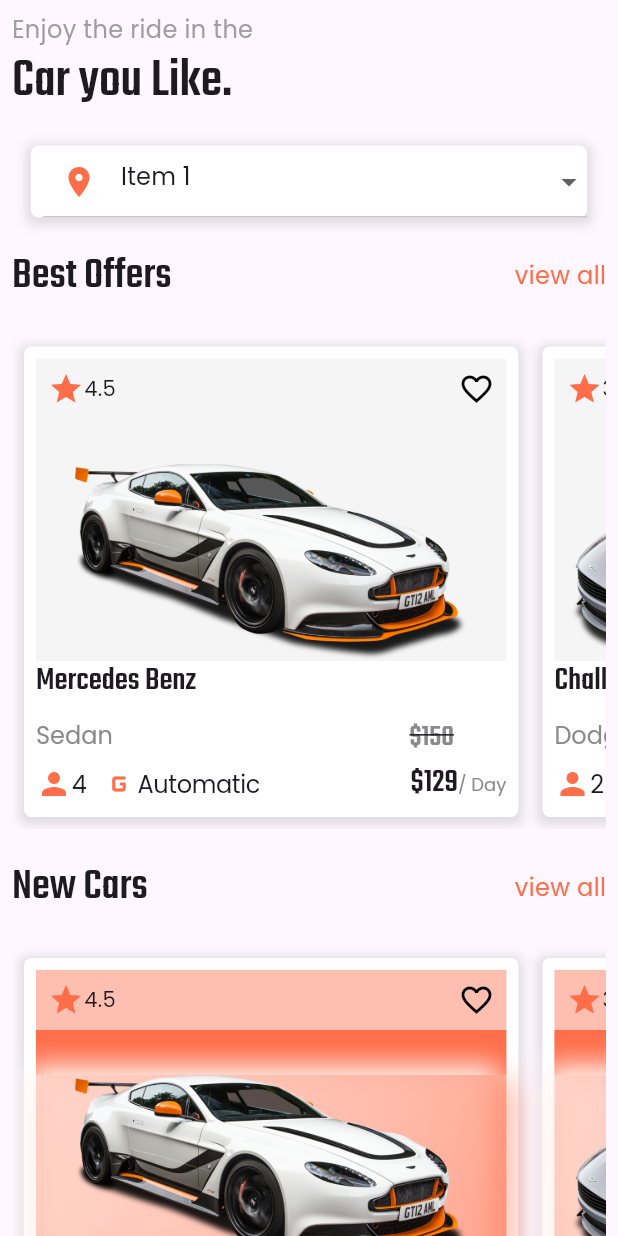
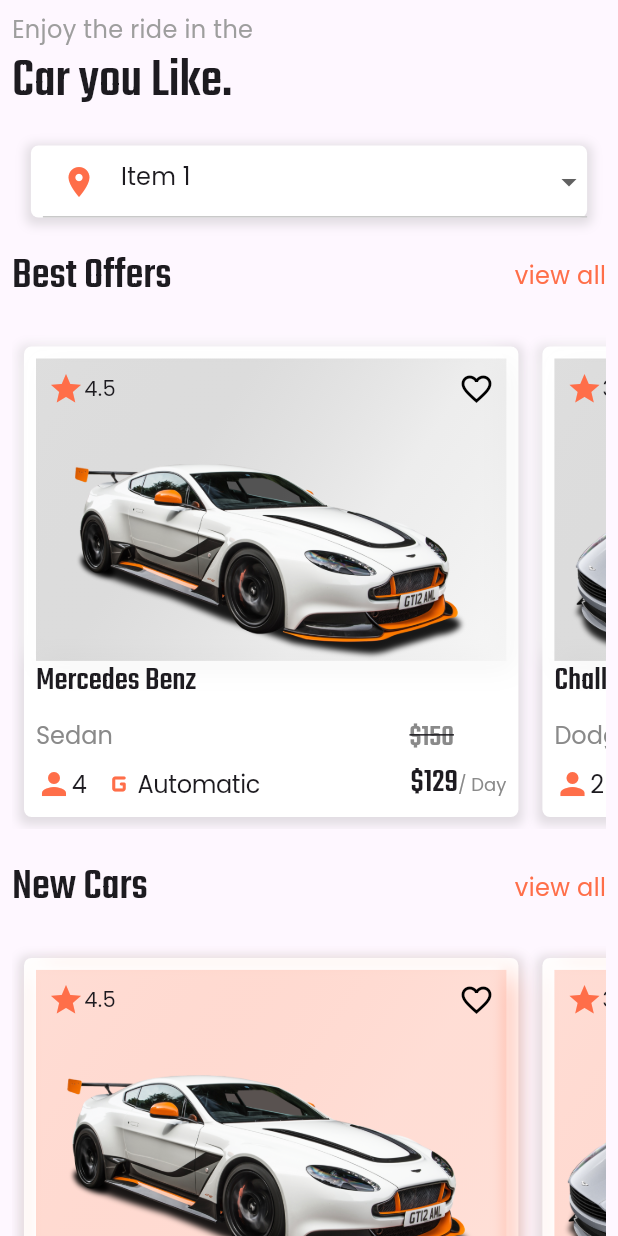
Before and after one commit to ahmedos999/car_rental, a Flutter app: the screen it shows after launch, on a phone screen of 412 x 824 dp. Run offline on Flutter 3.47's test engine with Material 2 defaults, Android fonts, the phone set to English and light mode, and no system bars.

```diff
--- a/lib/presentation/Screens/home_page.dart
+++ b/lib/presentation/Screens/home_page.dart
@@ -184,7 +184,6 @@ class _HomePageState extends State<HomePage> {
                             discontedCars[index].rating,
                             discontedCars[index].name,
                             discontedCars[index].brand,
-                            discontedCars[index].disconted,
                             discontedCars[index].seats,
                             discontedCars[index].gear,
                             discontedCars[index].price);
--- a/lib/presentation/components/home_page_components.dart
+++ b/lib/presentation/components/home_page_components.dart
@@ -37,9 +37,38 @@ Widget carShow(BuildContext context, String img, String rating, String name,
         child: Column(
           crossAxisAlignment: CrossAxisAlignment.start,
           children: [
-            Container(
-              color: Theme.of(context).colorScheme.tertiary,
-              child: Padding(
+            Expanded(
+              child: Container(
+                decoration: const BoxDecoration(
+                  boxShadow: [
+                    BoxShadow(
+                      color: Color.fromARGB(159, 240, 240, 240),
+                      spreadRadius: 1,
+                      blurRadius: 15,
+                      offset: Offset(5, 5),
+                    ),
+                    BoxShadow(
+                        color: Colors.white,
+                        offset: Offset(-5, -5),
+                        blurRadius: 10,
+                        spreadRadius: 1),
+                  ],
+                  gradient: LinearGradient(
+                    begin: Alignment.topLeft,
+                    end: Alignment.bottomRight,
+                    colors: [
+                      Color.fromARGB(70, 134, 134, 134),
+                      Color.fromARGB(94, 160, 160, 160),
+                      Color.fromARGB(119, 216, 216, 216),
+                      Color.fromARGB(159, 242, 242, 242),
+                    ],
+                  ),
+                ),
+                // width: MediaQuery.sizeOf(context).width,
+                // height: MediaQuery.sizeOf(context).height / 5,
+                child: Column(
+                  children: [
+                    Padding(
                       padding: const EdgeInsets.all(8.0),
                       child: Row(
                         mainAxisAlignment: MainAxisAlignment.spaceBetween,
@@ -64,15 +93,14 @@ Widget carShow(BuildContext context, String img, String rating, String name,
                         ],
                       ),
                     ),
-            ),
                     Container(
-              color: Theme.of(context).colorScheme.tertiary,
                       height: 30,
                     ),
-            Expanded(
-                child: Container(
-                    color: Theme.of(context).colorScheme.tertiary,
-                    child: Center(child: Image.asset(img)))),
+                    Expanded(child: Center(child: Image.asset(img)))
+                  ],
+                ),
+              ),
+            ),
             Text(
               name,
               style: Theme.of(context)
@@ -170,7 +198,7 @@ Widget carShow(BuildContext context, String img, String rating, String name,
 }
 
 Widget carShow2(BuildContext context, String img, String rating, String name,
-    String brand, String disconted, String seats, String gear, String price) {
+    String brand, String seats, String gear, String price) {
   return Padding(
     padding: const EdgeInsets.all(8.0),
     child: Container(
@@ -189,9 +217,38 @@ Widget carShow2(BuildContext context, String img, String rating, String name,
         child: Column(
           crossAxisAlignment: CrossAxisAlignment.start,
           children: [
-            Container(
-              color: Color.fromARGB(111, 255, 109, 73),
-              child: Padding(
+            Expanded(
+              child: Container(
+                decoration: const BoxDecoration(
+                  boxShadow: [
+                    BoxShadow(
+                      color: Color.fromARGB(159, 255, 155, 130),
+                      spreadRadius: 1,
+                      blurRadius: 15,
+                      offset: Offset(5, 5),
+                    ),
+                    BoxShadow(
+                        color: Colors.white,
+                        offset: Offset(-3, -3),
+                        blurRadius: 5,
+                        spreadRadius: 1),
+                  ],
+                  gradient: LinearGradient(
+                    begin: Alignment.topLeft,
+                    end: Alignment.bottomRight,
+                    colors: [
+                      Color.fromARGB(71, 255, 132, 102),
+                      Color.fromARGB(94, 255, 154, 129),
+                      Color.fromARGB(119, 255, 183, 165),
+                      Color.fromARGB(159, 255, 206, 193),
+                    ],
+                  ),
+                ),
+                // width: MediaQuery.sizeOf(context).width,
+                // height: MediaQuery.sizeOf(context).height / 5,
+                child: Column(
+                  children: [
+                    Padding(
                       padding: const EdgeInsets.all(8.0),
                       child: Row(
                         mainAxisAlignment: MainAxisAlignment.spaceBetween,
@@ -216,39 +273,14 @@ Widget carShow2(BuildContext context, String img, String rating, String name,
                         ],
                       ),
                     ),
-            ),
                     Container(
-              color: Color.fromARGB(255, 255, 109, 73),
                       height: 30,
                     ),
-            Expanded(
-                child: Container(
-                    decoration: const BoxDecoration(
-                      boxShadow: [
-                        BoxShadow(
-                          color: Color.fromARGB(159, 255, 109, 73),
-                          spreadRadius: 1,
-                          blurRadius: 15,
-                          offset: Offset(5, 5),
-                        ),
-                        BoxShadow(
-                            color: Colors.white,
-                            offset: Offset(-5, -5),
-                            blurRadius: 15,
-                            spreadRadius: 1),
-                      ],
-                      gradient: LinearGradient(
-                        begin: Alignment.topLeft,
-                        end: Alignment.bottomRight,
-                        colors: [
-                          Color.fromARGB(73, 255, 109, 73),
-                          Color.fromARGB(94, 255, 109, 73),
-                          Color.fromARGB(119, 255, 109, 73),
-                          Color.fromARGB(159, 255, 109, 73),
+                    Expanded(child: Center(child: Image.asset(img)))
                   ],
                 ),
               ),
-                    child: Center(child: Image.asset(img)))),
+            ),
             Text(
               name,
               style: Theme.of(context)
@@ -268,20 +300,6 @@ Widget carShow2(BuildContext context, String img, String rating, String name,
                       fontSize: 16,
                       color: const Color.fromARGB(255, 138, 138, 138)),
                 ),
-                Row(
-                  children: [
-                    Text(
-                      disconted,
-                      style: Theme.of(context).textTheme.titleLarge!.copyWith(
-                          decoration: TextDecoration.lineThrough,
-                          fontSize: 20,
-                          color: const Color.fromARGB(255, 138, 138, 138)),
-                    ),
-                    const SizedBox(
-                      width: 35,
-                    )
-                  ],
-                )
               ],
             ),
             const SizedBox(
```
Lines whose indentation alone changed are shown as unchanged.
